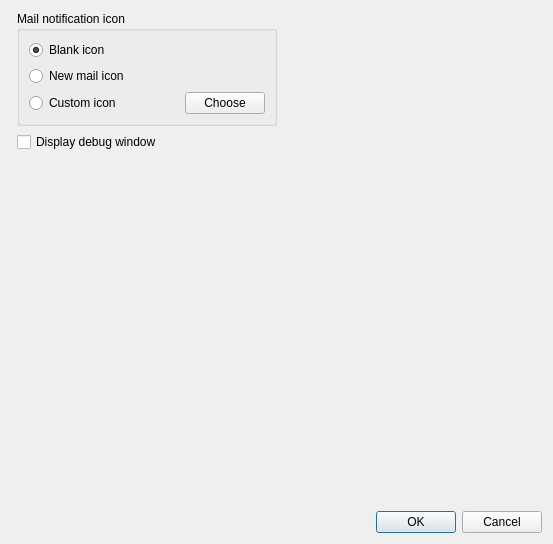
Before: the Qt Designer form app/SysTray-X/preferences.ui in Ximi1970/systray-x, drawn with Qt 5.
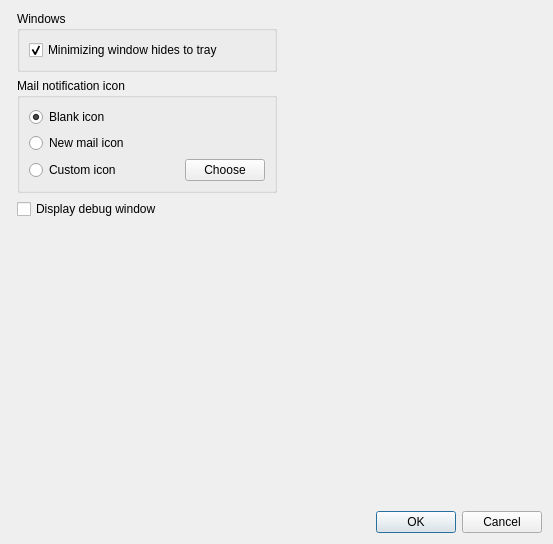
After: the same form once the commit is applied.

Commit message: Add hide minimize to options dialogs

The edit to the form file:
```diff
--- a/app/SysTray-X/preferences.ui
+++ b/app/SysTray-X/preferences.ui
@@ -14,20 +14,7 @@
    <string>SysTray-X Preferences</string>
   </property>
   <layout class="QGridLayout" name="gridLayout">
-   <item row="2" column="1">
-    <spacer name="verticalSpacer">
-     <property name="orientation">
-      <enum>Qt::Vertical</enum>
-     </property>
-     <property name="sizeHint" stdset="0">
-      <size>
-       <width>20</width>
-       <height>40</height>
-      </size>
-     </property>
-    </spacer>
-   </item>
-   <item row="4" column="2">
+   <item row="11" column="2">
     <widget class="QDialogButtonBox" name="buttonBox">
      <property name="orientation">
       <enum>Qt::Horizontal</enum>
@@ -37,7 +24,7 @@
      </property>
     </widget>
    </item>
-   <item row="4" column="0" colspan="2">
+   <item row="11" column="0" colspan="2">
     <spacer name="horizontalSpacer_4">
      <property name="orientation">
       <enum>Qt::Horizontal</enum>
@@ -50,7 +37,52 @@
      </property>
     </spacer>
    </item>
-   <item row="0" column="1">
+   <item row="1" column="2">
+    <spacer name="horizontalSpacer_3">
+     <property name="orientation">
+      <enum>Qt::Horizontal</enum>
+     </property>
+     <property name="sizeHint" stdset="0">
+      <size>
+       <width>40</width>
+       <height>20</height>
+      </size>
+     </property>
+    </spacer>
+   </item>
+   <item row="0" column="1" rowspan="3">
+    <widget class="QGroupBox" name="groupBox">
+     <property name="title">
+      <string>Windows</string>
+     </property>
+     <layout class="QVBoxLayout" name="verticalLayout_3">
+      <item>
+       <widget class="QCheckBox" name="minimizeHideCheckBox">
+        <property name="text">
+         <string>Minimizing window hides to tray</string>
+        </property>
+        <property name="checked">
+         <bool>true</bool>
+        </property>
+       </widget>
+      </item>
+     </layout>
+    </widget>
+   </item>
+   <item row="7" column="1">
+    <spacer name="verticalSpacer">
+     <property name="orientation">
+      <enum>Qt::Vertical</enum>
+     </property>
+     <property name="sizeHint" stdset="0">
+      <size>
+       <width>20</width>
+       <height>40</height>
+      </size>
+     </property>
+    </spacer>
+   </item>
+   <item row="5" column="1">
     <widget class="QGroupBox" name="iconTypeGroupBox">
      <property name="title">
       <string>Mail notification icon</string>
@@ -160,20 +192,7 @@
      </layout>
     </widget>
    </item>
-   <item row="0" column="2">
-    <spacer name="horizontalSpacer_3">
-     <property name="orientation">
-      <enum>Qt::Horizontal</enum>
-     </property>
-     <property name="sizeHint" stdset="0">
-      <size>
-       <width>40</width>
-       <height>20</height>
-      </size>
-     </property>
-    </spacer>
-   </item>
-   <item row="1" column="1">
+   <item row="6" column="1">
     <widget class="QCheckBox" name="debugWindowCheckBox">
      <property name="text">
       <string>Display debug window</string>
```
The commit also changes 12 other files.
